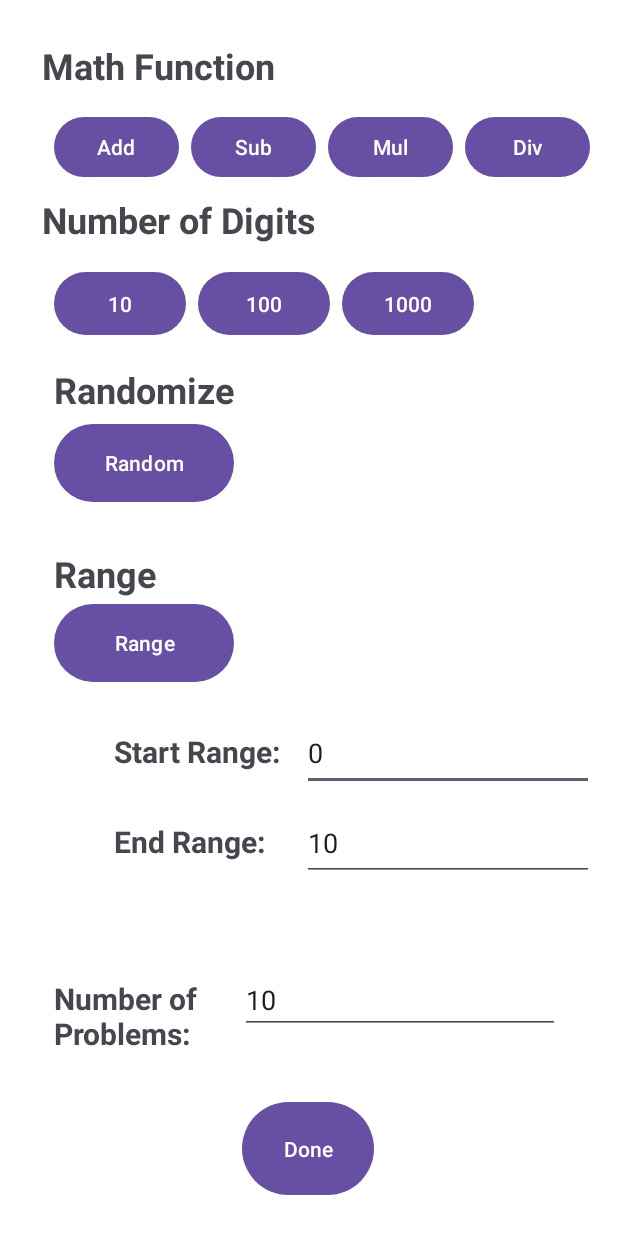
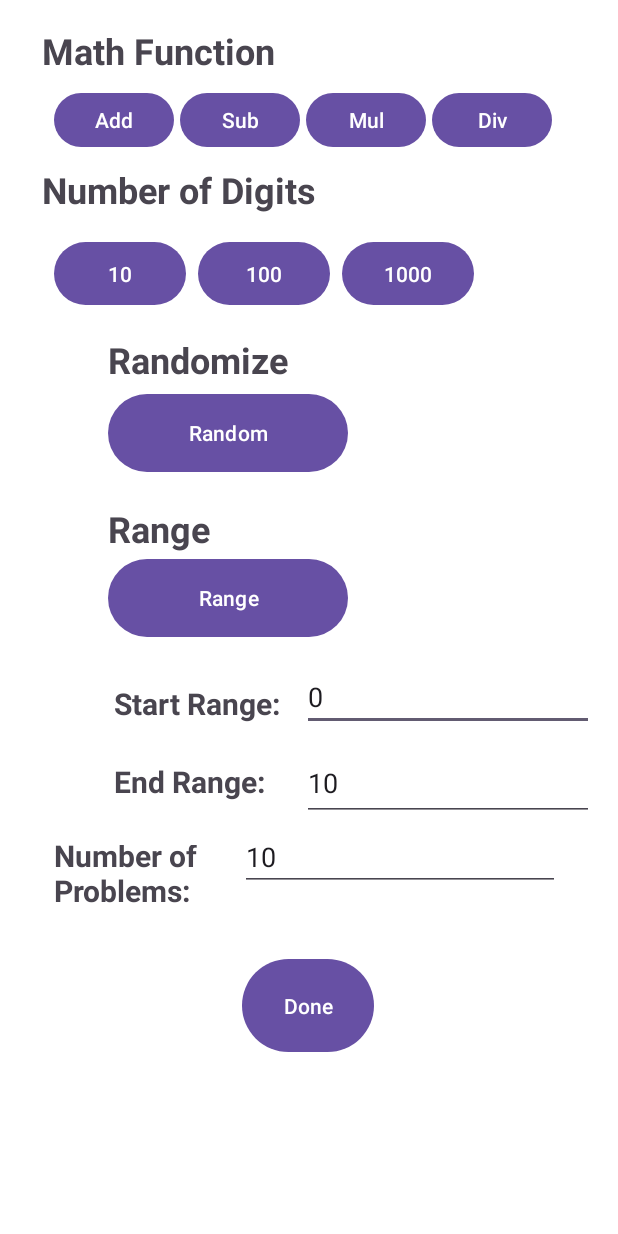
Before and after one commit to frankaburns/mathLesson, an Android app: the screen it shows after launch (MainActivity), on a phone screen of 412 x 824 dp. Run offline under Robolectric (Android 15) with nearby library versions, the light colour scheme and no system bars.

Commit message:
HMI cleanup

```diff
--- a/app/src/main/res/layout/fragment_configure.xml
+++ b/app/src/main/res/layout/fragment_configure.xml
@@ -11,7 +11,7 @@
     <TextView
         android:id="@+id/functionView"
         android:layout_width="match_parent"
-        android:layout_height="60dp"
+        android:layout_height="50dp"
         android:layout_marginStart="28dp"
         android:minHeight="35dp"
         android:gravity="bottom"
@@ -28,7 +28,7 @@
     <LinearLayout
         android:id="@+id/linearLayoutFunction"
         android:layout_width="match_parent"
-        android:layout_height="70dp"
+        android:layout_height="60dp"
         android:layout_marginStart="28dp"
         android:layout_marginEnd="8dp"
         android:gravity="bottom"
@@ -42,33 +42,33 @@
 
         <Button
             android:id="@+id/functionButton0"
-            android:layout_width="83dp"
+            android:layout_width="80dp"
             android:layout_height="wrap_content"
-            android:layout_marginEnd="8dp"
+            android:layout_marginEnd="4dp"
             android:text="Add"
             app:layout_constraintTop_toBottomOf="@+id/functionView" />
 
 
         <Button
             android:id="@+id/functionButton1"
-            android:layout_width="83dp"
+            android:layout_width="80dp"
             android:layout_height="wrap_content"
-            android:layout_marginEnd="8dp"
+            android:layout_marginEnd="4dp"
             android:text="Sub"
             app:layout_constraintTop_toBottomOf="@+id/functionView" />
 
         <Button
             android:id="@+id/functionButton2"
-            android:layout_width="83dp"
+            android:layout_width="80dp"
             android:layout_height="wrap_content"
-            android:layout_marginEnd="8dp"
+            android:layout_marginEnd="4dp"
             android:text="Mul"
             app:layout_constraintTop_toBottomOf="@+id/functionView" />
 
 
         <Button
             android:id="@+id/functionButton3"
-            android:layout_width="83dp"
+            android:layout_width="80dp"
             android:layout_height="wrap_content"
             android:layout_marginEnd="1dp"
             android:text="Div"
@@ -139,8 +139,8 @@
 
     <LinearLayout
         android:id="@+id/linearLayoutRandR"
-        android:layout_width="match_parent"
-        android:layout_height="240dp"
+        android:layout_width="300dp"
+        android:layout_height="220dp"
         android:layout_marginStart="8dp"
         android:layout_marginEnd="8dp"
         android:orientation="vertical"
@@ -157,7 +157,7 @@
             android:layout_height="35dp"
             android:text="Randomize"
             android:layout_marginEnd="100dp"
-            android:layout_marginStart="20dp"
+            android:layout_marginStart="8dp"
             android:minHeight="35dp"
             android:textSize="24dp"
             android:textStyle="bold" />
@@ -165,10 +165,10 @@
 
         <Button
             android:id="@+id/randomButton"
-            android:layout_width="match_parent"
+            android:layout_width="160dp"
             android:layout_height="60dp"
-            android:layout_marginEnd="240dp"
-            android:layout_marginStart="20dp"
+            android:layout_marginEnd="100dp"
+            android:layout_marginStart="8dp"
             android:text="Random"
             app:layout_constraintTop_toBottomOf="@+id/functionView" />
 
@@ -177,20 +177,20 @@
         <TextView
             android:id="@+id/rangeTextView"
             android:layout_width="match_parent"
-            android:layout_height="60dp"
+            android:layout_height="50dp"
             android:gravity="bottom"
             android:text="Range"
-            android:layout_marginStart="20dp"
+            android:layout_marginStart="8dp"
             android:minHeight="35dp"
             android:textSize="24dp"
             android:textStyle="bold"/>
 
         <Button
             android:id="@+id/rangeButton"
-            android:layout_width="match_parent"
+            android:layout_width="160dp"
             android:layout_height="60dp"
-            android:layout_marginEnd="240dp"
-            android:layout_marginStart="20dp"
+            android:layout_marginEnd="100dp"
+            android:layout_marginStart="8dp"
             android:text="Range"
             app:layout_constraintTop_toBottomOf="@+id/functionView" />
 
@@ -215,7 +215,7 @@
         <TextView
             android:id="@+id/startTextView"
             android:layout_width="wrap_content"
-            android:layout_height="50dp"
+            android:layout_height="40dp"
             android:text="Start Range: "
             android:layout_marginStart="20dp"
             android:layout_marginEnd="10dp"
@@ -228,7 +228,7 @@
         <EditText
             android:id="@+id/startEditTextNumberDecimal"
             android:layout_width="wrap_content"
-            android:layout_height="50dp"
+            android:layout_height="40dp"
             android:ems="10"
             android:inputType="numberDecimal"
             tools:layout_editor_absoluteX="168dp"
@@ -254,7 +254,7 @@
         <TextView
             android:id="@+id/endTextView"
             android:layout_width="wrap_content"
-            android:layout_height="50dp"
+            android:layout_height="40dp"
             android:gravity="bottom"
             android:text="End Range: "
             android:layout_marginEnd="0dp"
@@ -277,7 +277,7 @@
     <LinearLayout
         android:id="@+id/linearLayoutNumProblems"
         android:layout_width="match_parent"
-        android:layout_height="115dp"
+        android:layout_height="60dp"
         android:layout_marginStart="8dp"
         android:layout_marginEnd="8dp"
         android:gravity="bottom"
--- a/app/src/main/res/values/strings.xml
+++ b/app/src/main/res/values/strings.xml
@@ -1,9 +1,9 @@
 <resources>
-    <string name="app_name">Flag Quiz</string>
+    <string name="app_name">Math Lesson</string>
     <!-- TODO: Remove or change this placeholder text -->
     <string name="hello_blank_fragment">Hello blank fragment</string>
 
-    <string name="welcome_text">Flag Quiz Game</string>
+    <string name="welcome_text">Math Lesson</string>
     <string name="button_start">Start</string>
     <string name="correct_text">Correct:</string>
     <string name="correct_number">0</string>
@@ -11,11 +11,8 @@
     <string name="empty_number">0</string>
     <string name="wrong_text">Wrong:</string>
     <string name="wrong_number">0</string>
-    <string name="question_number">Question: </string>
-    <string name="button_option">Country Name</string>
     <string name="button_next">Next</string>
     <string name="your_result">Your Result</string>
-    <string name="button_again">New Quiz</string>
     <string name="button_exit">Exit</string>
 
 </resources>
```
